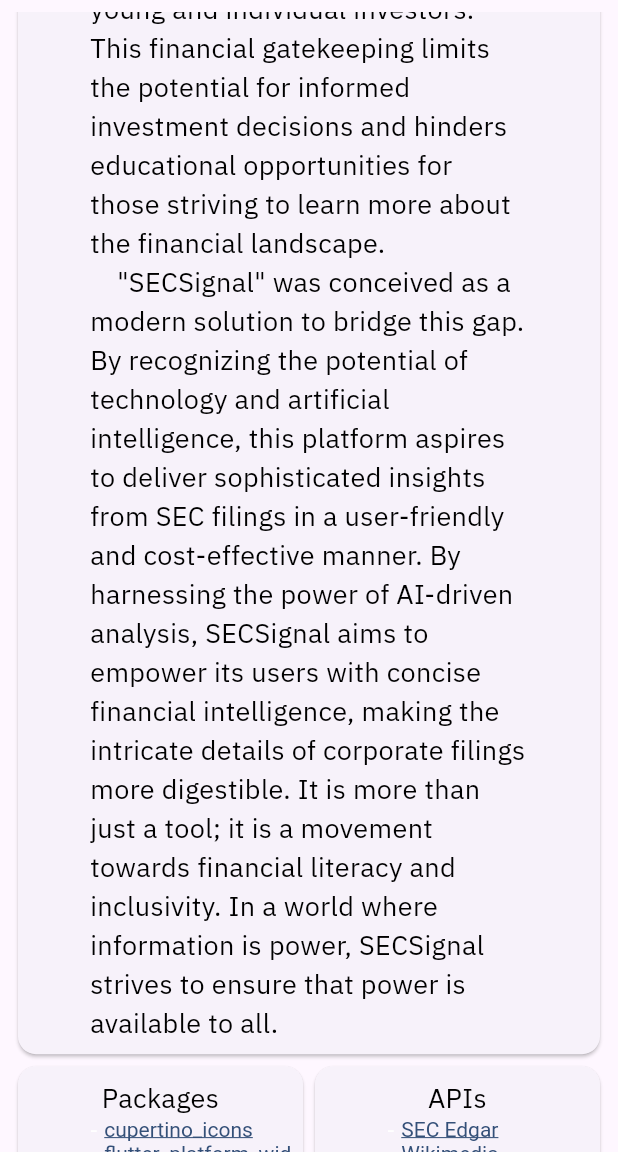
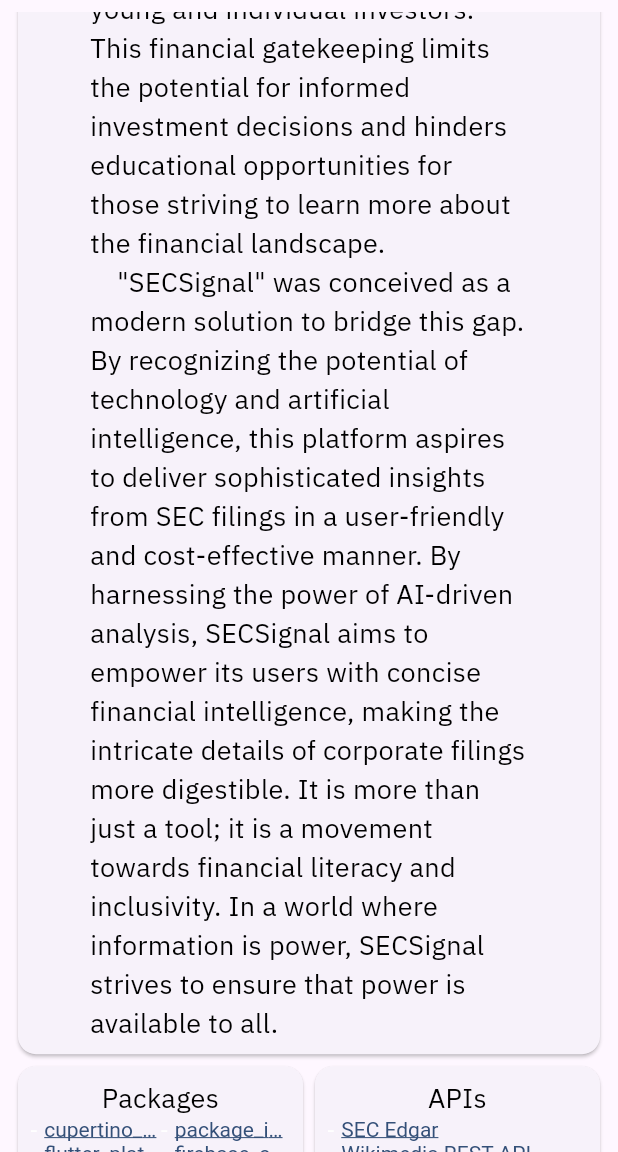
Before and after one commit to Fried-man-Education/SECSignal, a Flutter app: the About screen opened directly, scrolled down 576 dp, on a phone screen of 412 x 824 dp, the part 84-1236 px from its top. Run offline on Flutter 3.47's test engine with Material 3 defaults, Android fonts, the light colour scheme and no system bars; drawn by our look-alikes of flutter_platform_widgets; our stand-ins replace auto_size_text, cloud_firestore, firebase_auth, firebase_core, fl_chart, font_awesome_flutter and 1 more; missing offline and left inert: yahoo_finance_data_reader; accounts and stored records are empty; network calls fail; statements that could not run were skipped.

Commit message:
Fix packages overflow in about view

```diff
--- a/lib/pages/about.dart
+++ b/lib/pages/about.dart
@@ -18,6 +18,22 @@
 }
 
 class _AboutState extends State<About> {
+  final List<String> libraries = [
+    'cupertino_icons',
+    'flutter_platform_widgets',
+    'http',
+    'auto_size_text',
+    'url_launcher',
+    'intl',
+    'font_awesome_flutter',
+    'package_info_plus',
+    'firebase_core',
+    'firebase_auth',
+    'cloud_firestore',
+    'yahoo_finance_data_reader',
+    'fl_chart'
+  ];
+
   @override
   Widget build(BuildContext context) {
     return SafeArea(
@@ -132,39 +148,28 @@
                               children: [
                                 Text(
                                   "Packages",
-                                  style: PlatformProvider.of(context)!
-                                              .platform ==
-                                          TargetPlatform.iOS
-                                      ? CupertinoTheme.of(context)
-                                          .textTheme
-                                          .navLargeTitleTextStyle
+                                  style: PlatformProvider.of(context)!.platform == TargetPlatform.iOS
+                                      ? CupertinoTheme.of(context).textTheme.navLargeTitleTextStyle
                                       : Theme.of(context).textTheme.titleLarge,
                                   textAlign: TextAlign.center,
                                 ),
                                 Expanded(
-                                  child: Wrap(
-                                    direction: Axis.vertical,
-                                    clipBehavior: Clip.antiAliasWithSaveLayer,
+                                  child: PlatformListView(
                                     children: [
-                                      for (String library in [
-                                        'cupertino_icons',
-                                        'flutter_platform_widgets',
-                                        'http',
-                                        'auto_size_text',
-                                        'url_launcher',
-                                        'intl',
-                                        'font_awesome_flutter',
-                                        'package_info_plus',
-                                        'firebase_core',
-                                        'firebase_auth',
-                                        'cloud_firestore',
-                                        'yahoo_finance_data_reader',
-                                        'fl_chart'
-                                      ])
-                                        Padding(
-                                          padding: EdgeInsets.symmetric(
-                                              horizontal: 40),
-                                          child: RichText(
+                                      Row(
+                                        crossAxisAlignment: CrossAxisAlignment.start,
+                                        children: List.generate(2, (columnIndex) { // Generate 2 columns
+                                          return Expanded(
+                                            child: Column(
+                                              crossAxisAlignment: CrossAxisAlignment.start,
+                                              children: List.generate(
+                                                (libraries.length / 2).ceil(), // Number of items in each column
+                                                    (index) {
+                                                  int itemIndex = index + columnIndex * (libraries.length / 2).ceil();
+                                                  if (itemIndex < libraries.length) {
+                                                    String library = libraries[itemIndex];
+                                                    return RichText(
+                                                      overflow: TextOverflow.ellipsis,
                                                       text: TextSpan(
                                                           style: PlatformProvider.of(
                                                               context)!
@@ -217,15 +222,24 @@
                                                               ),
                                                             )
                                                           ]),
+                                                    );
+                                                  } else {
+                                                    return Container(); // Empty container for non-existent items
+                                                  }
+                                                },
                                               ),
                                             ),
+                                          );
+                                        }),
+                                      ),
                                     ],
-                                  ),
+                                  )
                                 ),
                               ],
                             ),
                           ),
                         ),
+
                       ),
                       Expanded(
                         child: Card(
@@ -254,10 +268,7 @@
                                       "https://clearbit.com/logo",
                                   "Yahoo Finance API":
                                       "https://finance.yahoo.com/"
-                                }.entries.map((entry) => Padding(
-                                      padding: const EdgeInsets.symmetric(
-                                          horizontal: 40),
-                                      child: RichText(
+                                }.entries.map((entry) => RichText(
                                   text: TextSpan(
                                     style: PlatformProvider.of(context)!
                                         .platform ==
@@ -305,7 +316,6 @@
                                       ),
                                     ],
                                   ),
-                                      ),
                                 )),
                               ],
                             ),
```
Lines whose indentation alone changed are shown as unchanged.
